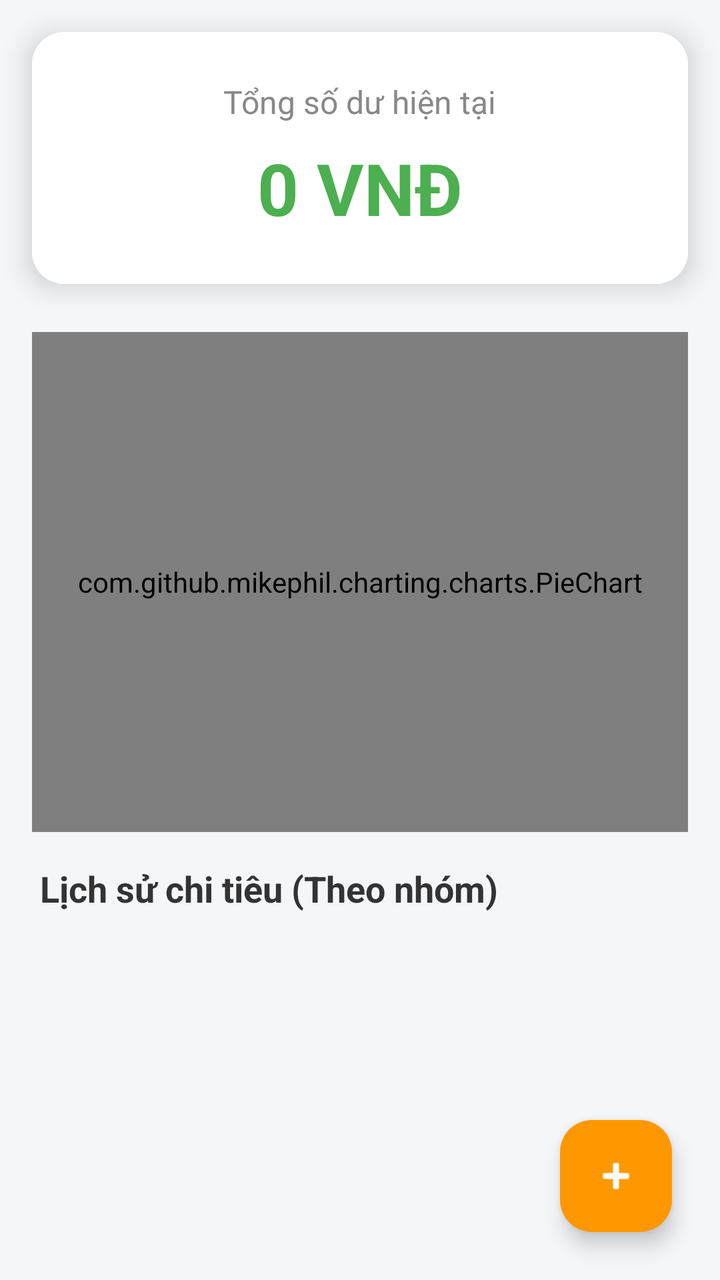
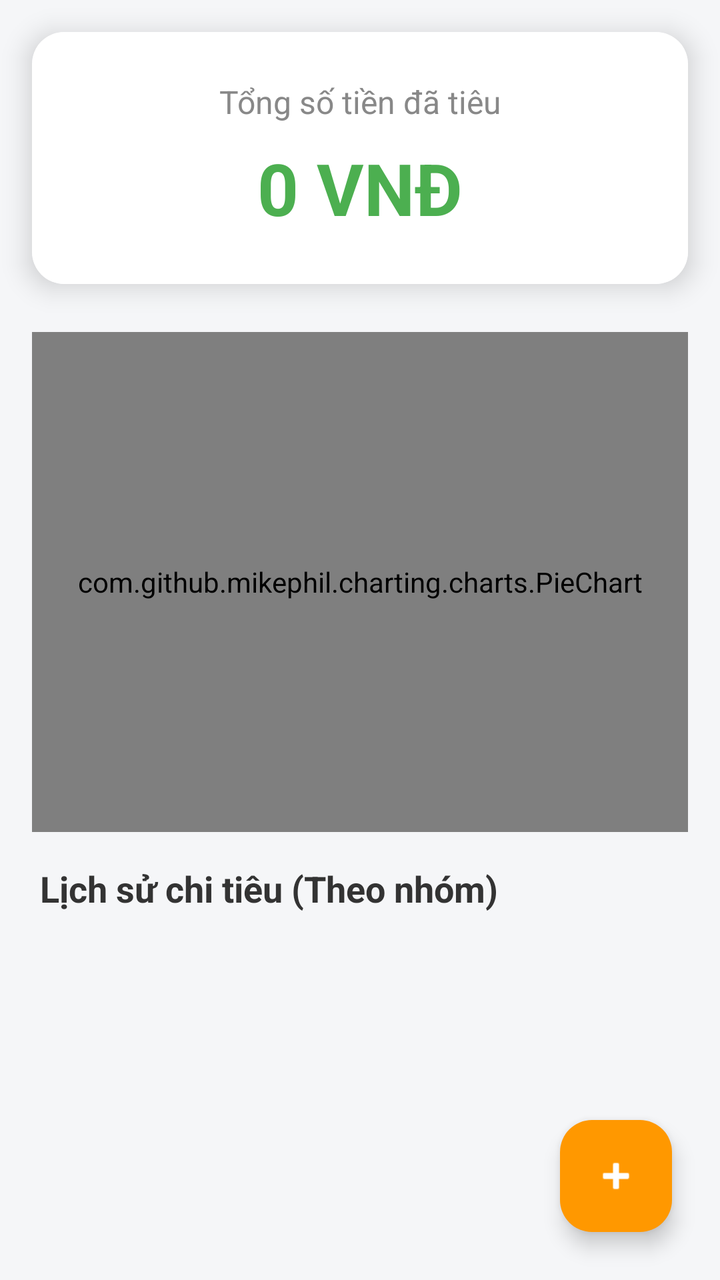

Compare the two renders of this Android layout. The source of the first and the diff that turns it into the second are given below.
<!-- AndroidManifest.xml: application theme Theme.QuanLyChiTieu -->
<!-- res/layout/activity_main.xml -->
<?xml version="1.0" encoding="utf-8"?>
<RelativeLayout xmlns:android="http://schemas.android.com/apk/res/android"
    xmlns:app="http://schemas.android.com/apk/res-auto"
    android:layout_width="match_parent"
    android:layout_height="match_parent"
    android:background="#F5F6F8">

    <androidx.cardview.widget.CardView
        android:id="@+id/cardBalance"
        android:layout_width="match_parent"
        android:layout_height="wrap_content"
        android:layout_margin="16dp"
        app:cardCornerRadius="16dp"
        app:cardElevation="8dp">

        <LinearLayout
            android:layout_width="match_parent"
            android:layout_height="wrap_content"
            android:orientation="vertical"
            android:background="@android:color/white"
            android:padding="24dp"
            android:gravity="center">

            <TextView
                android:layout_width="wrap_content"
                android:layout_height="wrap_content"
                android:text="Tổng số dư hiện tại"
                android:textColor="#888888"
                android:textSize="16sp"/>

            <TextView
                android:id="@+id/tvTotalBalance"
                android:layout_width="wrap_content"
                android:layout_height="wrap_content"
                android:text="0 VNĐ"
                android:textColor="#4CAF50"
                android:textSize="36sp"
                android:textStyle="bold"
                android:layout_marginTop="8dp"/>
        </LinearLayout>
    </androidx.cardview.widget.CardView>

    <com.github.mikephil.charting.charts.PieChart
        android:id="@+id/pieChart"
        android:layout_width="match_parent"
        android:layout_height="250dp"
        android:layout_below="@id/cardBalance"
        android:layout_marginTop="8dp"
        android:layout_marginHorizontal="16dp"/>

    <TextView
        android:id="@+id/tvHistoryLabel"
        android:layout_width="wrap_content"
        android:layout_height="wrap_content"
        android:layout_below="@id/pieChart"
        android:layout_marginStart="20dp"
        android:layout_marginTop="16dp"
        android:text="Lịch sử chi tiêu (Theo nhóm)"
        android:textStyle="bold"
        android:textSize="18sp"
        android:textColor="#333333"/>

    <androidx.recyclerview.widget.RecyclerView
        android:id="@+id/rvTransactions"
        android:layout_width="match_parent"
        android:layout_height="match_parent"
        android:layout_below="@id/tvHistoryLabel"
        android:layout_marginTop="8dp"
        android:clipToPadding="false"
        android:paddingBottom="80dp" />

    <com.google.android.material.floatingactionbutton.FloatingActionButton
        android:id="@+id/fabAdd"
        android:layout_width="wrap_content"
        android:layout_height="wrap_content"
        android:layout_alignParentEnd="true"
        android:layout_alignParentBottom="true"
        android:layout_margin="24dp"
        android:src="@android:drawable/ic_input_add"
        app:backgroundTint="#FF9800"
        app:tint="@android:color/white"
        app:elevation="6dp" />

</RelativeLayout>
<!-- resources referenced by this layout -->
<resources>
  <style name="Theme.QuanLyChiTieu" parent="Base.Theme.QuanLyChiTieu" />
  <style name="Base.Theme.QuanLyChiTieu" parent="Theme.Material3.DayNight.NoActionBar">
          
          
      </style>
</resources>

<!-- the commit's change to res/layout/activity_main.xml (unified diff, before → after) -->
@@ -24,7 +24,7 @@
             <TextView
                 android:layout_width="wrap_content"
                 android:layout_height="wrap_content"
-                android:text="Tổng số dư hiện tại"
+                android:text="Tổng số tiền đã tiêu"
                 android:textColor="#888888"
                 android:textSize="16sp"/>
 
